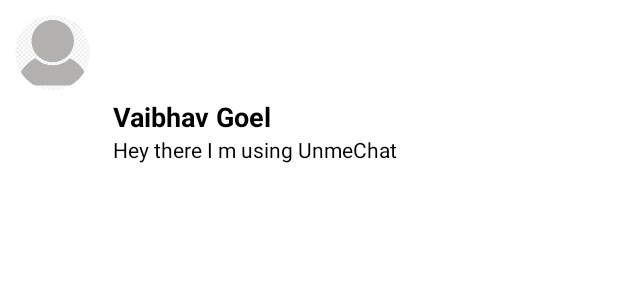
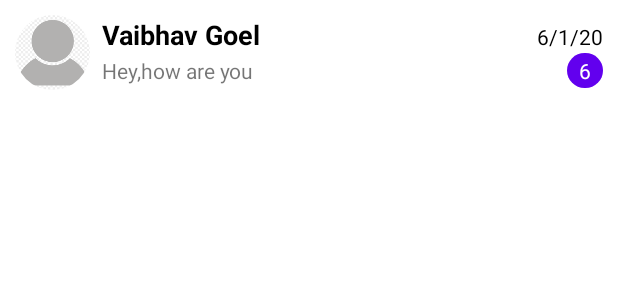
Before and after one commit to vaibhavgoel841/MyChat, an Android app: the layout list_item.xml on its own in the app's theme, with its tools: preview values and no code run, on a phone screen of 412 x 824 dp. Shown: the top 300 px of the screen. Run offline under Robolectric (Android 15) with nearby library versions, the phone set to English and light mode, and no system bars.

Commit message:
first commit

```diff
--- a/app/src/main/AndroidManifest.xml
+++ b/app/src/main/AndroidManifest.xml
@@ -19,7 +19,9 @@
             android:exported="false" />
         <activity
             android:name=".SplashActivity"
-            android:exported="true">
+            android:exported="true"
+            android:theme="@style/SplashTheme">
+
             <intent-filter>
                 <action android:name="android.intent.action.MAIN" />
 
--- a/app/src/main/java/com/example/unmechat/ChatAdapter.kt
+++ b/app/src/main/java/com/example/unmechat/ChatAdapter.kt
@@ -77,7 +77,7 @@ return list.size
         private const val UNSUPPORTED=-1
         private const val TEXT_MESSAGE_RECEIVED=0
         private const val TEXT_MESSAGE_SEND=1
-        private const val DATE_HEADER=1
+        private const val DATE_HEADER=2
     }
 
 }
--- a/app/src/main/java/com/example/unmechat/LoginActivity.kt
+++ b/app/src/main/java/com/example/unmechat/LoginActivity.kt
@@ -24,6 +24,7 @@ import com.hbb20.CountryCodePicker
         setContentView(R.layout.activity_login)
 button.isEnabled=false
 edittext.addTextChangedListener {
+
     if (edittext.length() >= 10)
         button.isEnabled = true
     if (edittext.length() < 10)
--- a/app/src/main/java/com/example/unmechat/UserViewHolder.kt
+++ b/app/src/main/java/com/example/unmechat/UserViewHolder.kt
@@ -15,7 +15,7 @@ class UserViewHolder(itemView:View):RecyclerView.ViewHolder(itemView) {
         itemView.timeTv.isVisible=false;
         itemView.titleTv.text=user.name
 
-        itemView.subtitleTv.text=user.status
+        itemView.subTitleTv.text=user.status
         Glide.with(itemView.context)
             .load(user.imageUrl)
             .into(itemView.userImgView);
--- a/app/src/main/res/layout/fragment_people.xml
+++ b/app/src/main/res/layout/fragment_people.xml
@@ -6,6 +6,7 @@
     tools:context=".PeopleFragment">
 <androidx.recyclerview.widget.RecyclerView
     android:id="@+id/rcView"
+    tools:itemCount="12"
     android:layout_width="match_parent"
     android:layout_height="match_parent">
 
--- a/app/src/main/res/layout/list_item.xml
+++ b/app/src/main/res/layout/list_item.xml
@@ -3,6 +3,7 @@
     android:layout_width="match_parent"
     android:layout_height="wrap_content"
     xmlns:app="http://schemas.android.com/apk/res-auto"
+    xmlns:tools="http://schemas.android.com/tools"
     android:background="?selectableItemBackground"
     android:clickable="true"
     android:focusable="true"
@@ -19,60 +20,72 @@
     app:shapeAppearanceOverlay="@style/RoundedImageView"
     android:src="@drawable/defaultpi"   />
     <LinearLayout
-        android:layout_width="wrap_content"
+        android:layout_width="match_parent"
         android:layout_height="wrap_content"
-android:orientation="vertical"
         android:layout_gravity="center"
-        android:layout_marginStart="15dp">
+        android:layout_marginStart="8dp"
+        android:orientation="vertical">
+
+        <LinearLayout
+            android:layout_width="match_parent"
+            android:layout_height="match_parent">
+
             <TextView
                 android:id="@+id/titleTv"
-        android:layout_width="wrap_content"
+                android:layout_width="0dp"
                 android:layout_height="wrap_content"
+                android:layout_weight="1"
                 android:ellipsize="end"
-        android:text="Vaibhav Goel"
+                android:lines="1"
+                android:textColor="@android:color/black"
                 android:textSize="18sp"
-        android:maxLines="1"
-        android:textColor="@color/black"
-        android:textStyle="bold"/>
-        <TextView
-            android:id="@+id/subtitleTv"
-            android:layout_width="wrap_content"
-            android:layout_height="wrap_content"
-            android:ellipsize="end"
-            android:text="Hey there I m using UnmeChat"
-            android:textSize="14sp"
-            android:textColor="@color/black" />
+                android:textStyle="bold"
+                tools:text="Vaibhav Goel" />
 
-    </LinearLayout>
-    <LinearLayout
-        android:layout_width="wrap_content"
-        android:layout_height="wrap_content"
-        android:orientation="vertical"
-        android:layout_gravity="end"
-        android:layout_marginStart="150dp">
             <TextView
                 android:id="@+id/timeTv"
                 android:layout_width="wrap_content"
                 android:layout_height="wrap_content"
+                android:layout_marginStart="12dp"
                 android:ellipsize="end"
-            android:text="28/12/21"
+                android:textColor="@android:color/black"
                 android:textSize="14sp"
-            android:textColor="@color/black" />
+                android:visibility="visible"
+                tools:text="6/1/20" />
+        </LinearLayout>
+
+        <LinearLayout
+            android:layout_width="match_parent"
+            android:layout_height="match_parent">
+
+            <TextView
+                android:id="@+id/subTitleTv"
+                android:layout_width="0dp"
+                android:layout_height="wrap_content"
+                android:layout_weight="1"
+                android:ellipsize="end"
+                android:lines="1"
+                android:textSize="14sp"
+                tools:text="Hey,how are you" />
+
             <TextView
                 android:id="@+id/countTv"
                 android:layout_width="wrap_content"
                 android:layout_height="wrap_content"
+                android:layout_marginStart="12dp"
                 android:ellipsize="end"
-android:layout_gravity="center"
-            android:text="6"
                 android:background="@drawable/custom_background"
+                android:textColor="@android:color/white"
                 android:textSize="14sp"
+                android:paddingStart="8dp"
+                android:paddingEnd="8dp"
                 android:paddingBottom="2dp"
                 android:paddingTop="2dp"
-            android:paddingStart="8dp"
-            android:paddingEnd="8dp"
-            android:textColor="@color/white" />
+                android:visibility="visible"
+                tools:text="6" />
+        </LinearLayout>
 
     </LinearLayout>
 
+
 </LinearLayout>
--- a/app/src/main/res/layout/list_item_chat_recv_message.xml
+++ b/app/src/main/res/layout/list_item_chat_recv_message.xml
@@ -14,7 +14,7 @@
     <com.google.android.material.card.MaterialCardView
         android:id="@+id/messageCardView"
         android:layout_width="wrap_content"
-        android:layout_height="wrap_content"
+        android:layout_height="match_parent"
         app:cardBackgroundColor="#f3f3f3"
         app:elevation="0dp"
         app:layout_constraintBottom_toBottomOf="parent"
@@ -34,7 +34,7 @@
                 android:id="@+id/content"
                 android:layout_width="wrap_content"
                 android:layout_height="wrap_content"
-                android:lineSpacingExtra="5dp"
+                android:lineSpacingExtra="2dp"
                 android:textColor="#1c1d2a"
                 android:textSize="14sp"
                 tools:text="Hello" />
--- a/app/src/main/res/layout/list_item_chatsend_message.xml
+++ b/app/src/main/res/layout/list_item_chatsend_message.xml
@@ -29,7 +29,7 @@
             android:padding="8dp"
             app:alignItems="flex_end"
             app:flexWrap="wrap"
-            app:justifyContent="flex_end">
+            app:justifyContent="flex_start">
 
             <TextView
                 android:id="@+id/content"
--- a/app/src/main/res/values/styles.xml
+++ b/app/src/main/res/values/styles.xml
@@ -5,5 +5,13 @@
         <item name="android:buttonBarStyle">?android:attr/buttonBarStyle</item>
     </style>
 
+<style name="SplashTheme" parent="Theme.AppCompat">
+    <item name="android:windowFullscreen">true</item>
+    <item name="android:windowBackground">?android:attr/colorPrimary</item>
+    <item name="windowActionBar">false</item>
+    <item name="windowNoTitle">true</item>
+    <item name="android:windowTranslucentNavigation">true</item>
+    <item name="android:windowTranslucentStatus">true</item>
 
+</style>
 </resources>
```
Also changed, not shown: app/src/main/java/com/example/unmechat/ChatActivity.kt (+54 -29 lines), app/src/main/java/com/example/unmechat/ChatViewHolder.kt (+9 -10 lines), app/src/main/java/com/example/unmechat/InboxFragment.kt (+20 -16 lines), app/src/main/java/com/example/unmechat/OtpActivity.kt (+6 -5 lines), app/src/main/java/com/example/unmechat/PeopleFragment.kt (+11 -12 lines), 2 other files. Lines whose indentation alone changed are shown as unchanged.
